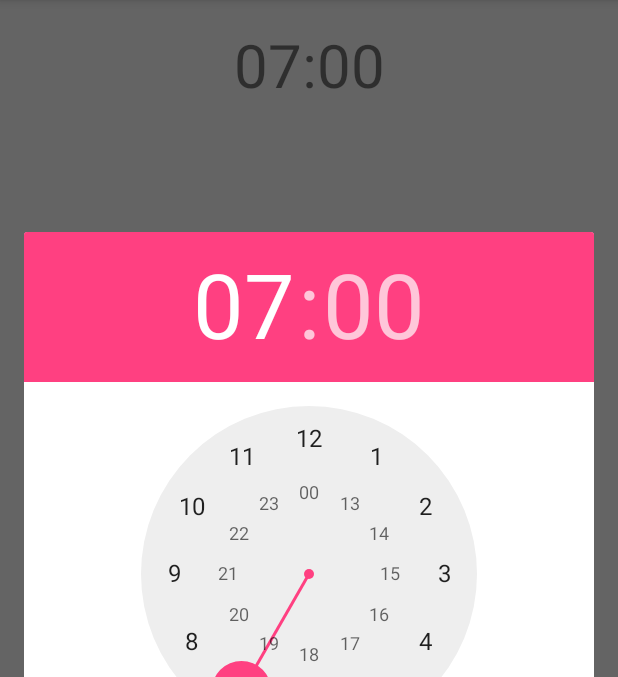
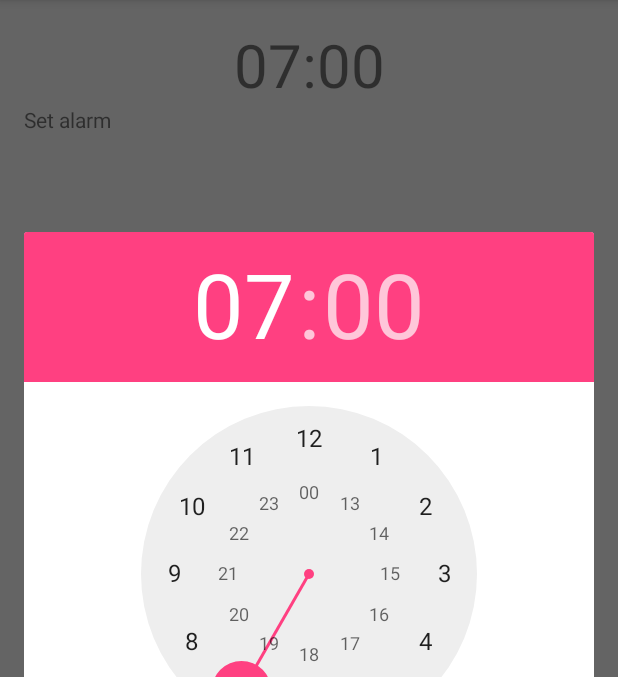
Before and after one commit to tahnok/ALRM, an Android app: the screen it shows after launch (SetAlarmActivity), after a tap on an icon or button, on a phone screen of 412 x 824 dp, the part 84-761 px from its top. Run offline under Robolectric (Android 15) with nearby library versions, the phone set to English and light mode, and no system bars; our stand-ins replace ButterKnife.

Commit message:
fix alarm bugs, make setting alarm work

```diff
--- a/app/src/main/java/me/tahnok/wesclock/SetAlarmActivity.java
+++ b/app/src/main/java/me/tahnok/wesclock/SetAlarmActivity.java
@@ -18,7 +18,7 @@ import butterknife.OnClick;
 
 public class SetAlarmActivity extends AppCompatActivity implements TimePickerDialog.OnTimeSetListener {
 
-    @BindView(R.id.currentTime) TextView currentTimeView;
+    @BindView(R.id.current_time) TextView currentTimeView;
 
     @Override
     public boolean onCreateOptionsMenu(Menu menu) {
@@ -41,10 +41,6 @@ public class SetAlarmActivity extends AppCompatActivity implements TimePickerDia
         }
     }
 
-    private void testService() {
-        AlarmService.scheduleAlarm(this, time);
-    }
-
     private Time time;
 
     @Override
@@ -63,9 +59,14 @@ public class SetAlarmActivity extends AppCompatActivity implements TimePickerDia
         currentTimeView.setText(time.toString());
     }
 
-    @OnClick(R.id.currentTime)
+    @OnClick(R.id.current_time)
     protected void setTime() {
         new TimePickerDialog(this, this, time.getHour(), time.getMinute(), true).show();
+    }
+
+    @OnClick(R.id.set_alarm)
+    protected void setAlarm() {
+        AlarmService.scheduleAlarm(this, time);
     }
 
     @Override
@@ -80,6 +81,12 @@ public class SetAlarmActivity extends AppCompatActivity implements TimePickerDia
         startActivity(intent);
     }
 
+    private void testService() {
+        long tenSecondsFromNow = System.currentTimeMillis() + (10 * 1000);
+        AlarmService.scheduleAlarm(this, tenSecondsFromNow);
+    }
+
+
     public static PendingIntent getPendingIntent(Context context) {
         Intent intent = new Intent(context, SetAlarmActivity.class);
         return PendingIntent.getActivity(context, 0, intent, PendingIntent.FLAG_UPDATE_CURRENT);
--- a/app/src/main/res/layout/content_set_alarm.xml
+++ b/app/src/main/res/layout/content_set_alarm.xml
@@ -16,7 +16,7 @@
     tools:showIn="@layout/activity_set_alarm">
 
     <TextView
-        android:id="@+id/currentTime"
+        android:id="@+id/current_time"
         android:layout_gravity="center"
         android:layout_width="match_parent"
         android:layout_height="wrap_content"
@@ -24,4 +24,9 @@
         android:textSize="40dp"
         tools:text="09:12"
         />
+    <TextView
+        android:id="@+id/set_alarm"
+        android:text="Set alarm"
+        android:layout_width="match_parent"
+        android:layout_height="wrap_content"/>
 </LinearLayout>
```
Also changed, not shown: app/src/main/java/me/tahnok/wesclock/AlarmActivity.java (+0 -13 lines), app/src/main/java/me/tahnok/wesclock/AlarmService.java (+8 -1 lines), app/src/main/java/me/tahnok/wesclock/Time.java (+8 -2 lines), 1 other file.
